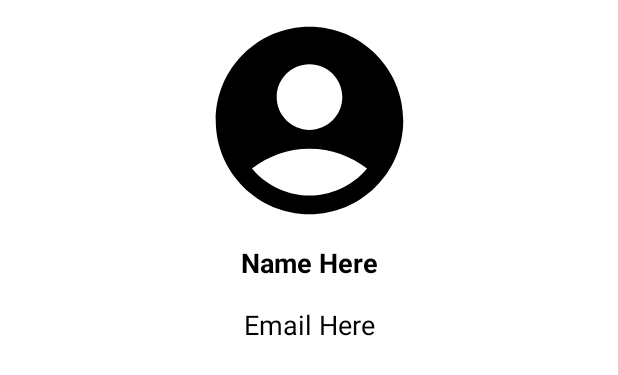
After one commit to GhayethArbi/Nascar-Jetpack-compose, an Android app built with Jetpack Compose: the @Preview function Profile, on a phone screen of 412 x 824 dp. The commit adds this screen. Shown: the top 375 px of the screen. Run offline under Robolectric (Android 15) with nearby library versions, the phone set to English and light mode, and no system bars.

Commit message:
version 1 complete

```diff
--- a/app/src/main/java/tn/esprit/nascar_jpc/NavButtons.kt
+++ b/app/src/main/java/tn/esprit/nascar_jpc/NavButtons.kt
@@ -49,7 +49,7 @@ fun NavButtons(navController: NavHostController) {
             )
         }
         Button(
-            onClick = {},
+            onClick = {navController.navigate("profile")},
             modifier = Modifier.weight(1f),
             colors = ButtonDefaults.buttonColors(
                 // Button background color
--- a/app/src/main/java/tn/esprit/nascar_jpc/NavigationScreen.kt
+++ b/app/src/main/java/tn/esprit/nascar_jpc/NavigationScreen.kt
@@ -35,6 +35,10 @@ fun NavigationScreen() {
             composable("events") {
                 Events()
             }
+            composable("profile")
+            {
+                Profile()
+            }
 
         }
     }
--- /dev/null
+++ b/app/src/main/java/tn/esprit/nascar_jpc/Profile.kt
@@ -0,0 +1,58 @@
+package tn.esprit.nascar_jpc
+
+import androidx.compose.foundation.Image
+import androidx.compose.foundation.layout.Column
+import androidx.compose.foundation.layout.fillMaxWidth
+import androidx.compose.foundation.layout.height
+import androidx.compose.foundation.layout.padding
+import androidx.compose.foundation.layout.width
+import androidx.compose.material3.Text
+import androidx.compose.runtime.Composable
+import androidx.compose.ui.Alignment
+import androidx.compose.ui.Modifier
+import androidx.compose.ui.graphics.Color
+import androidx.compose.ui.res.painterResource
+import androidx.compose.ui.text.font.FontWeight
+import androidx.compose.ui.text.style.TextAlign
+import androidx.compose.ui.tooling.preview.Preview
+import androidx.compose.ui.unit.dp
+import androidx.compose.ui.unit.sp
+
+@Preview(showBackground = true)
+@Composable
+fun Profile(){
+    Column (horizontalAlignment = Alignment.CenterHorizontally,
+        modifier = Modifier.fillMaxWidth().padding(5.dp)){
+        Image(
+            painter = painterResource(R.drawable.ic_account_circle),
+            contentDescription = "profileImage",
+            modifier = Modifier.height(150.dp).width(150.dp),
+            colorFilter = androidx.compose.ui.graphics.ColorFilter.tint(Color.Black) // Apply gray tint
+
+        )
+        Text(
+            text = "Name Here",
+            modifier = Modifier
+                .fillMaxWidth() // equivalent to match_parent
+                .padding(10.dp) // margin around the text
+            ,
+            color = Color.Black,
+            fontSize = 18.sp,
+            fontWeight = FontWeight.Bold,
+            textAlign = TextAlign.Center // equivalent to gravity center
+
+
+        )
+        Text(text="Email Here",
+                modifier = Modifier
+                .fillMaxWidth() // Equivalent to match_parent
+            .padding(10.dp), // Margin around the text
+
+            color = Color.Black,
+            fontSize = 18.sp,
+            textAlign = TextAlign.Center // Equivalent to gravity center
+                     )
+
+
+    }
+}
```
